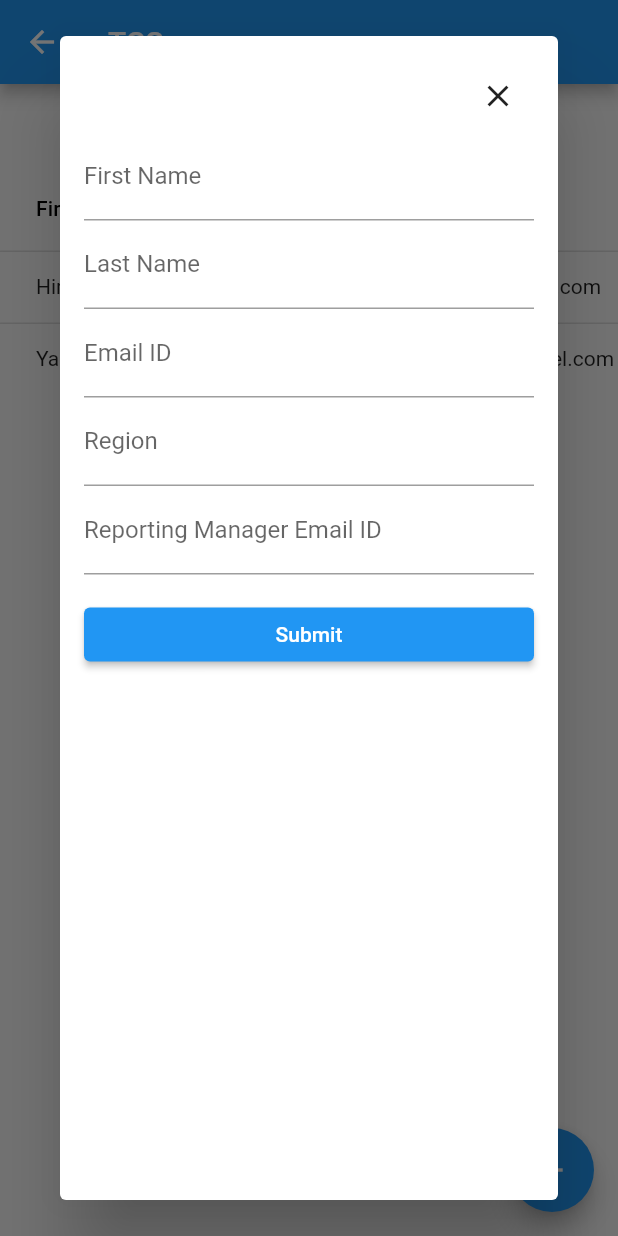
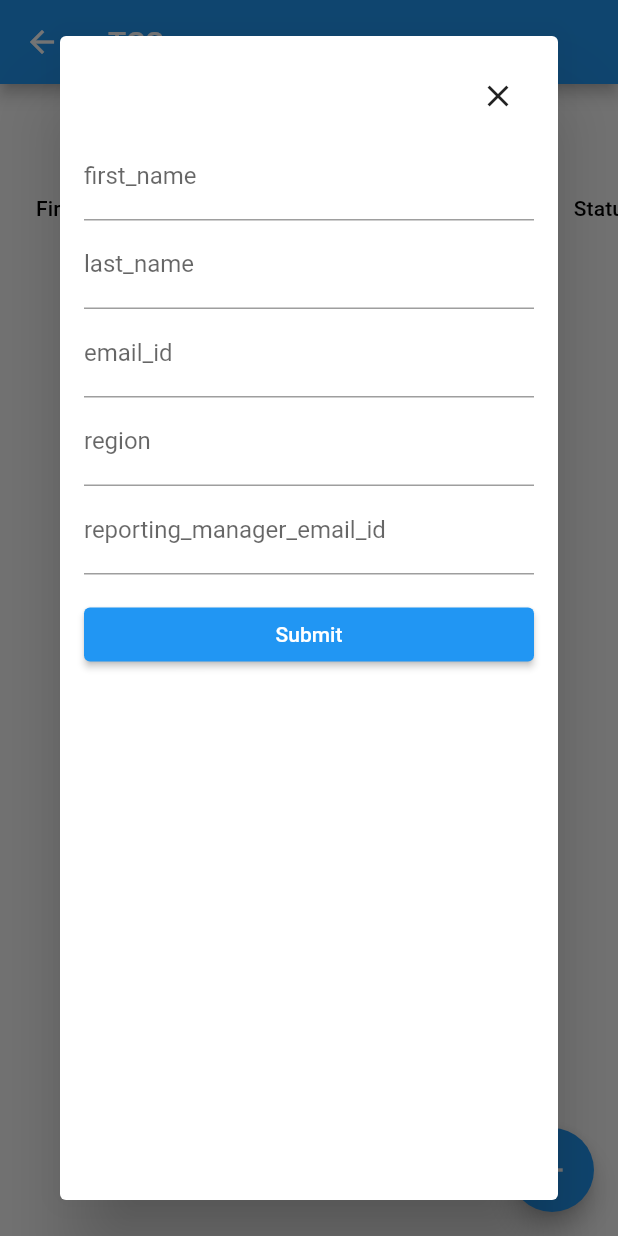
Before and after one commit to hirak214/HenkelDakshProject, a Flutter app: the TcsScreen screen opened directly, after a tap on the "add" icon, on a phone screen of 412 x 824 dp. Run offline on Flutter 3.47's test engine with Material 2 defaults, Android fonts, the light colour scheme and no system bars; our stand-ins replace cloud_firestore, file_picker, firebase_auth, firebase_core; missing offline and left inert: dart:js; accounts and stored records are empty.

Commit message:
Feat: TCS user create w firebase & dynamic UserForm from firebase
The email address is still not getting displayed

```diff
--- a/lib/app_drawer/user_management/tsc_screen.dart
+++ b/lib/app_drawer/user_management/tsc_screen.dart
@@ -1,4 +1,6 @@
 import 'package:flutter/material.dart';
+import 'package:firebase_auth/firebase_auth.dart';
+import 'package:cloud_firestore/cloud_firestore.dart';
 
 class TcsScreen extends StatefulWidget {
   @override
@@ -6,29 +8,18 @@ class TcsScreen extends StatefulWidget {
 }
 
 class _TcsScreenState extends State<TcsScreen> {
-  List<Map<String, dynamic>> users = [
-    {
-      'First Name': 'Hirak',
-      'Last Name': 'Desai',
-      'Email ID': 'hirak.d@henkel.com',
-      'Status': 'Active',
-    },
-    {
-      'First Name': 'Yashvi',
-      'Last Name': 'Agrawal',
-      'Email ID': 'yashvi.a@henkel.com',
-      'Status': 'Inactive',
-    },
-    // Add more user data as needed
-  ];
-
   @override
   Widget build(BuildContext context) {
     return Scaffold(
       appBar: AppBar(
         title: Text('TCS'),
       ),
-      body: Column(
+      body: StreamBuilder<QuerySnapshot>(
+        stream: FirebaseFirestore.instance.collection('tcs_users').snapshots(),
+        builder: (context, snapshot) {
+          if (snapshot.hasData) {
+            List<Map<String, dynamic>> users = snapshot.data!.docs.map((doc) => doc.data() as Map<String, dynamic>).toList();
+            return Column(
               children: [
                 Center(
                   child: Padding(
@@ -43,10 +34,17 @@ class _TcsScreenState extends State<TcsScreen> {
                   scrollDirection: Axis.horizontal,
                   child: DataTable(
                     columns: _buildTableColumns(),
-              rows: _buildTableRows(),
+                    rows: _buildTableRows(users),
                   ),
                 ),
               ],
+            );
+          } else if (snapshot.hasError) {
+            return Center(child: Text('Error: ${snapshot.error}'));
+          } else {
+            return Center(child: CircularProgressIndicator());
+          }
+        },
       ),
       floatingActionButton: FloatingActionButton(
         onPressed: () {
@@ -61,19 +59,19 @@ class _TcsScreenState extends State<TcsScreen> {
     return [
       DataColumn(label: Text('First Name')),
       DataColumn(label: Text('Last Name')),
-      DataColumn(label: Text('Email ID')),
+      DataColumn(label: Text('Email-Id')),
       DataColumn(label: Text('Status')),
       DataColumn(label: Text('Action')),
     ];
   }
 
-  List<DataRow> _buildTableRows() {
+  List<DataRow> _buildTableRows(List<Map<String, dynamic>> users) {
     return users.map((user) {
       return DataRow(
         cells: [
-          DataCell(Text(user['First Name'] ?? '')),
-          DataCell(Text(user['Last Name'] ?? '')),
-          DataCell(Text(user['Email ID'] ?? '')),
+          DataCell(Text(user['first_name'] ?? '')),
+          DataCell(Text(user['last_name'] ?? '')),
+          DataCell(Text(user['email_id'] ?? '')),
           DataCell(Text(user['Status'] ?? '')),
           DataCell(
             Row(
@@ -93,7 +91,6 @@ class _TcsScreenState extends State<TcsScreen> {
               ],
             ),
           ),
-
         ],
       );
     }).toList();
@@ -122,11 +119,11 @@ class UserForm extends StatefulWidget {
 class _UserFormState extends State<UserForm> {
   final _formKey = GlobalKey<FormState>();
   Map<String, dynamic> _userData = {
-    'First Name': '',
-    'Last Name': '',
-    'Email ID': '',
-    'Region': '',
-    'Reporting Manager Email ID': '',
+    'first_name': '',
+    'last_name': '',
+    'email_id': '',
+    'region': '',
+    'reporting_manager_email_id': '',
   };
 
   @override
@@ -164,7 +161,7 @@ class _UserFormState extends State<UserForm> {
 
   List<Widget> _buildFormFields() {
     return _userData.keys.map((key) {
-      if (key == 'Region' || key == 'Reporting Manager Email ID') {
+      if (key == 'region' || key == 'reporting_manager_email_id') {
         return TextFormField(
           decoration: InputDecoration(
             labelText: key,
@@ -179,10 +176,10 @@ class _UserFormState extends State<UserForm> {
           labelText: key,
         ),
         validator: (value) {
-          if (key == 'Email ID' && !(value ?? '').endsWith('@henkel.com')) {
+          if (key == 'email_id' && !(value ?? '').endsWith('@henkel.com')) {
             return 'Please enter a valid email ID ending with @henkel.com';
           }
-          if (key != 'Region' && key != 'Reporting Manager Email ID') {
+          if (key != 'region' && key != 'reporting_manager_email_id') {
             if (value == null || value.isEmpty) {
               return 'Please enter the $key';
             }
@@ -196,17 +193,37 @@ class _UserFormState extends State<UserForm> {
     }).toList();
   }
 
-  void _submitForm() {
+  void _submitForm() async {
     if (_formKey.currentState?.validate() ?? false) {
       _formKey.currentState?.save();
 
-      // TODO: Implement code to upload form data to Firebase
+      try {
+        // Create a new user in Firebase Authentication with the default password
+        UserCredential userCredential = await FirebaseAuth.instance.createUserWithEmailAndPassword(
+          email: _userData['email_id'],
+          password: '121212',
+        );
 
+        // Get the UID of the newly created user
+        String uid = userCredential.user?.uid ?? '';
+
+        // Remove the 'email_id' field from the data, as it's not needed in Firestore
+        _userData.remove('email_id');
+
+        // Store the user details in Firestore using the UID as the document ID
+        await FirebaseFirestore.instance.collection('tcs_users').doc(uid).set(_userData);
+
+        // Reset the form and show a success message
         _formKey.currentState?.reset();
-
         ScaffoldMessenger.of(context).showSnackBar(
-        SnackBar(content: Text('Form submitted successfully')),
+          SnackBar(content: Text('User created successfully')),
+        );
+      } catch (e) {
+        // Show an error message if user creation fails
+        ScaffoldMessenger.of(context).showSnackBar(
+          SnackBar(content: Text('Failed to create user. Please try again later.')),
         );
       }
     }
   }
+}
```
Also changed, not shown: lib/profile_page.dart (+13 -0 lines). Lines whose indentation alone changed are shown as unchanged.
